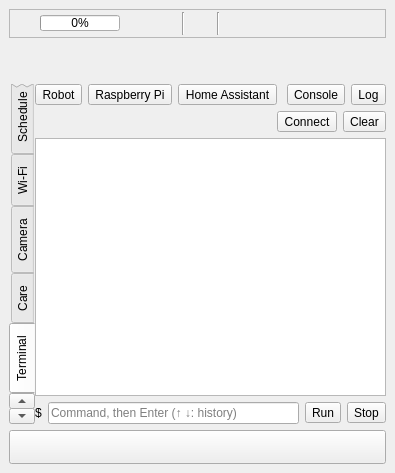
sylsta/homeqgis, file valetudo_qgis/ui/status_panel.ui: the form before one commit.
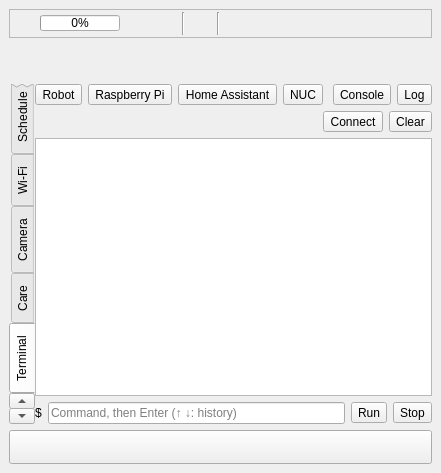
The form after the commit. The open tabs and pages were chosen to show the change. Custom widgets are drawn as their Qt base class.

Commit message: Terminal: NUC console and log (journal or syslog, log command in the settings)

What changed in the file:
```diff
--- a/valetudo_qgis/ui/status_panel.ui
+++ b/valetudo_qgis/ui/status_panel.ui
@@ -1561,6 +1561,22 @@
             </property>
            </widget>
           </item>
+          <item>
+           <widget class="QToolButton" name="btn_term_nuc">
+            <property name="text">
+             <string>NUC</string>
+            </property>
+            <property name="checkable">
+             <bool>true</bool>
+            </property>
+            <property name="autoExclusive">
+             <bool>true</bool>
+            </property>
+            <property name="toolTip">
+             <string>Commands and log of the NUC</string>
+            </property>
+           </widget>
+          </item>
           <item>
            <spacer name="terminal_switches_spacer">
             <property name="orientation">
@@ -2075,6 +2091,155 @@
             </item>
            </layout>
           </widget>
+          <widget class="QWidget" name="tab_nuc_console">
+           <layout class="QVBoxLayout" name="tab_nuc_console_layout">
+            <property name="leftMargin">
+             <number>0</number>
+            </property>
+            <property name="topMargin">
+             <number>0</number>
+            </property>
+            <property name="rightMargin">
+             <number>0</number>
+            </property>
+            <property name="bottomMargin">
+             <number>0</number>
+            </property>
+            <item>
+             <layout class="QHBoxLayout" name="nuc_console_header" stretch="1,0,0">
+              <item>
+               <widget class="QLabel" name="lbl_nuc_console_status">
+                <property name="wordWrap">
+                 <bool>true</bool>
+                </property>
+               </widget>
+              </item>
+              <item>
+               <widget class="QToolButton" name="btn_nuc_console_connect">
+                <property name="text">
+                 <string>Connect</string>
+                </property>
+               </widget>
+              </item>
+              <item>
+               <widget class="QToolButton" name="btn_nuc_console_clear">
+                <property name="text">
+                 <string>Clear</string>
+                </property>
+               </widget>
+              </item>
+             </layout>
+            </item>
+            <item>
+             <widget class="QPlainTextEdit" name="txt_nuc_console">
+              <property name="readOnly">
+               <bool>true</bool>
+              </property>
+              <property name="lineWrapMode">
+               <enum>QPlainTextEdit::NoWrap</enum>
+              </property>
+              <property name="maximumBlockCount">
+               <number>5000</number>
+              </property>
+             </widget>
+            </item>
+            <item>
+             <layout class="QHBoxLayout" name="nuc_console_input" stretch="0,1,0,0">
+              <item>
+               <widget class="QLabel" name="lbl_nuc_console_prompt">
+                <property name="text">
+                 <string notr="true">$</string>
+                </property>
+               </widget>
+              </item>
+              <item>
+               <widget class="QLineEdit" name="edit_nuc_console">
+                <property name="placeholderText">
+                 <string>Command, then Enter (↑ ↓: history)</string>
+                </property>
+                <property name="toolTip">
+                 <string>Runs on the NUC, one command at a time, without a terminal: interactive programs (vi, top, less…) do not work. cd is kept from one command to the next, variables are not.</string>
+                </property>
+               </widget>
+              </item>
+              <item>
+               <widget class="QToolButton" name="btn_nuc_console_run">
+                <property name="text">
+                 <string>Run</string>
+                </property>
+               </widget>
+              </item>
+              <item>
+               <widget class="QToolButton" name="btn_nuc_console_stop">
+                <property name="text">
+                 <string>Stop</string>
+                </property>
+                <property name="toolTip">
+                 <string>Stop the running command (reconnects).</string>
+                </property>
+               </widget>
+              </item>
+             </layout>
+            </item>
+           </layout>
+          </widget>
+          <widget class="QWidget" name="tab_nuc_log">
+           <layout class="QVBoxLayout" name="tab_nuc_log_layout">
+            <property name="leftMargin">
+             <number>0</number>
+            </property>
+            <property name="topMargin">
+             <number>0</number>
+            </property>
+            <property name="rightMargin">
+             <number>0</number>
+            </property>
+            <property name="bottomMargin">
+             <number>0</number>
+            </property>
+            <item>
+             <layout class="QHBoxLayout" name="nuc_log_header" stretch="1,0,0">
+              <item>
+               <widget class="QLabel" name="lbl_nuc_log_status">
+                <property name="wordWrap">
+                 <bool>true</bool>
+                </property>
+               </widget>
+              </item>
+              <item>
+               <widget class="QCheckBox" name="chk_nuc_log_follow">
+                <property name="text">
+                 <string>Scroll to new lines</string>
+                </property>
+                <property name="checked">
+                 <bool>true</bool>
+                </property>
+               </widget>
+              </item>
+              <item>
+               <widget class="QToolButton" name="btn_nuc_log_clear">
+                <property name="text">
+                 <string>Clear</string>
+                </property>
+               </widget>
+              </item>
+             </layout>
+            </item>
+            <item>
+             <widget class="QPlainTextEdit" name="txt_nuc_log">
+              <property name="readOnly">
+               <bool>true</bool>
+              </property>
+              <property name="lineWrapMode">
+               <enum>QPlainTextEdit::NoWrap</enum>
+              </property>
+              <property name="maximumBlockCount">
+               <number>5000</number>
+              </property>
+             </widget>
+            </item>
+           </layout>
+          </widget>
          </widget>
         </item>
        </layout>
```
The commit also changes 6 other files.
